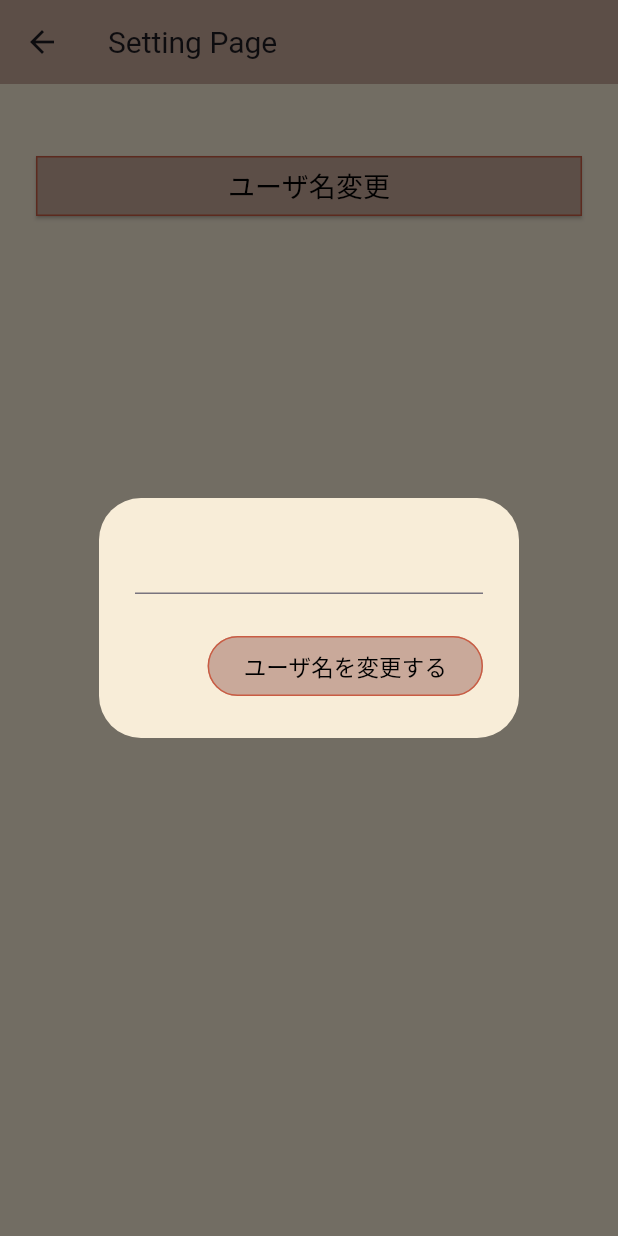
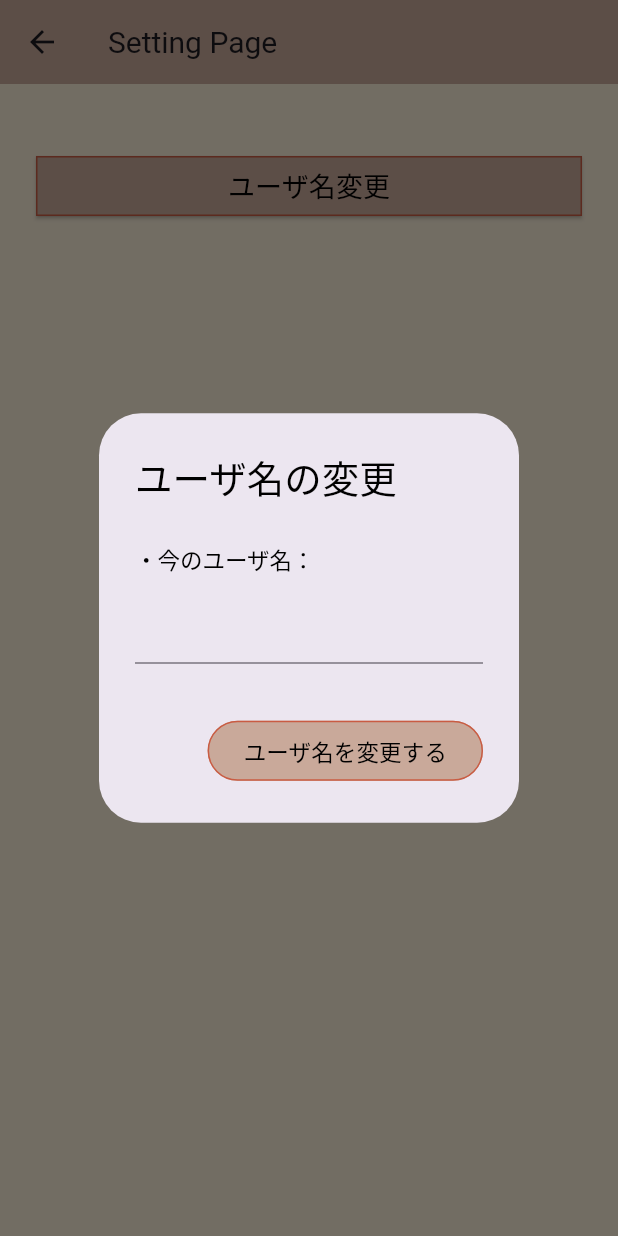
Before and after one commit to TikTakSick/cook-helper, a Flutter app: the SettingPage screen opened directly, after a tap on "ユーザ名変更", on a phone screen of 412 x 824 dp. Run offline on Flutter 3.47's test engine with Material 3 defaults, Android fonts, the phone set to English and light mode, and no system bars; our stand-ins replace firebase_auth, firebase_core, gap; accounts and stored records are empty; network calls fail.

Commit message:
change dialog setting

```diff
--- a/mobile_app/lib/controller/dialogs/dialogs_controller.dart
+++ b/mobile_app/lib/controller/dialogs/dialogs_controller.dart
@@ -1,5 +1,5 @@
 import 'package:flutter/material.dart';
-import 'package:flutter/widgets.dart';
+
 import '../../model/authuser_model.dart';
 import '../../view/dialogs/show_result_dialog.dart';
 
@@ -25,6 +25,7 @@ class DialogController {
     }
   }
 
+  // UpdatingUserNameDialogで行った操作（ユーザ名変更）の結果を返すダイアログ
   showUpdatingUserNameResultDialog({required context, required bool result}) {
     showDialog(
         context: context,
--- a/mobile_app/lib/model/authuser_model.dart
+++ b/mobile_app/lib/model/authuser_model.dart
@@ -7,6 +7,7 @@ class AuthUserModel {
     return user.displayName;
   }
 
+  // ユーザ名更新
   updateUserName({required String userName}) async {
     await user.updateDisplayName(userName);
   }
--- a/mobile_app/lib/view/dialogs/show_result_dialog.dart
+++ b/mobile_app/lib/view/dialogs/show_result_dialog.dart
@@ -22,8 +22,6 @@ class ShowResultDialog extends StatelessWidget {
   @override
   Widget build(BuildContext context) {
     return AlertDialog(
-      surfaceTintColor: CommonColors.pageBackgroundColor,
-      backgroundColor: CommonColors.pageBackgroundColor,
       title: (result == success)
           ? titleText(text: "$topic:  成功")
           : titleText(text: "$topic:  失敗"),
--- a/mobile_app/lib/view/dialogs/updating_user_name_dialog.dart
+++ b/mobile_app/lib/view/dialogs/updating_user_name_dialog.dart
@@ -1,6 +1,7 @@
 import 'package:cook_helper_mobile_app/view/ui_settings/ui_colors.dart';
 import 'package:flutter/material.dart';
 import 'package:firebase_auth/firebase_auth.dart';
+import 'package:gap/gap.dart';
 
 import '../ui_settings/ui_textstyles.dart';
 import '../ui_settings/ui_buttonstyles.dart';
@@ -26,11 +27,18 @@ class _UpdatingUserNameDialogState extends State<UpdatingUserNameDialog> {
   @override
   Widget build(BuildContext context) {
     return AlertDialog(
-      surfaceTintColor: CommonColors.pageBackgroundColor,
-      backgroundColor: CommonColors.pageBackgroundColor,
-      content: TextFormField(
-        controller: userNameController,
-      ),
+      titleTextStyle: CommonTextStyle.dialogTitleTextStyle,
+      contentTextStyle: CommonTextStyle.dialogContentTextStyle,
+      title: const Text("ユーザ名の変更"),
+      content: Container(
+          height: 100,
+          child:
+              Column(crossAxisAlignment: CrossAxisAlignment.start, children: [
+            const Gap(10),
+            Text("・今のユーザ名： ${user.displayName}"),
+            const Gap(10),
+            TextFormField(controller: userNameController)
+          ])),
       actions: [
         OutlinedButton(
           style: DialogButton.style,
@@ -39,11 +47,12 @@ class _UpdatingUserNameDialogState extends State<UpdatingUserNameDialog> {
             bool result = DialogController()
                 .updateUserName(userName: userNameController.text);
             Navigator.pop(context);
+            // ユーザ名変更捜査の結果を表示する．
             DialogController().showUpdatingUserNameResultDialog(
                 context: context, result: result);
           },
           child: const Text('ユーザ名を変更する',
-              style: CommonTextStyle.dialogButtonTextStyle),
+              style: CommonTextStyle.dialogContentTextStyle),
         )
       ],
     );
--- a/mobile_app/lib/view/pages/home_page.dart
+++ b/mobile_app/lib/view/pages/home_page.dart
@@ -1,4 +1,3 @@
-import 'package:cook_helper_mobile_app/view/pages/setting_page.dart';
 import 'package:flutter/material.dart';
 import 'package:firebase_auth/firebase_auth.dart';
 
@@ -69,8 +68,8 @@ class _HomePageState extends State<HomePage> {
             icon: Icon(Icons.settings, color: CommonColors.subprimaryColor),
           ),
         ],
+        // タップされたボタンに応じて，画面遷移する．
         onTap: (index) {
-          // タップされたボタンに応じて，画面遷移する．
           HomePageController().navigatorByBottomNavigationBarItem(
               context: context, index: index);
         },
--- a/mobile_app/lib/view/ui_settings/ui_textstyles.dart
+++ b/mobile_app/lib/view/ui_settings/ui_textstyles.dart
@@ -3,19 +3,19 @@ import 'package:flutter/material.dart';
 import '../ui_settings/ui_colors.dart';
 
 class CommonTextStyle {
+  // Page TextStyle
+  static const TextStyle pageTitleTextStyle = TextStyle(fontSize: 20);
+
+  // Dialog TextStyle
+  static const TextStyle dialogTitleTextStyle =
+      TextStyle(fontSize: 25, color: CommonColors.textColor);
+
+  static const TextStyle dialogContentTextStyle =
+      TextStyle(fontSize: 15, color: CommonColors.textColor);
+
+  // Button・NavigationBarItem TextStyle
+  static const TextStyle elevatedButtonTextStyle = TextStyle(fontSize: 18);
+
   static const TextStyle bottomNavigationBarItemLabelTextStyle =
       TextStyle(fontSize: 15);
-
-  static const TextStyle pageTitleTextStyle = TextStyle(fontSize: 20);
-
-  static const TextStyle dialogButtonTextStyle =
-      TextStyle(fontSize: 15, color: CommonColors.textColor);
-
-  static const TextStyle dialogTitleTextStyle = TextStyle(
-    fontSize: 15,
-    color: CommonColors.textColor,
-    fontWeight: FontWeight.bold,
-  );
-
-  static const TextStyle elevatedButtonTextStyle = TextStyle(fontSize: 18);
 }
```
